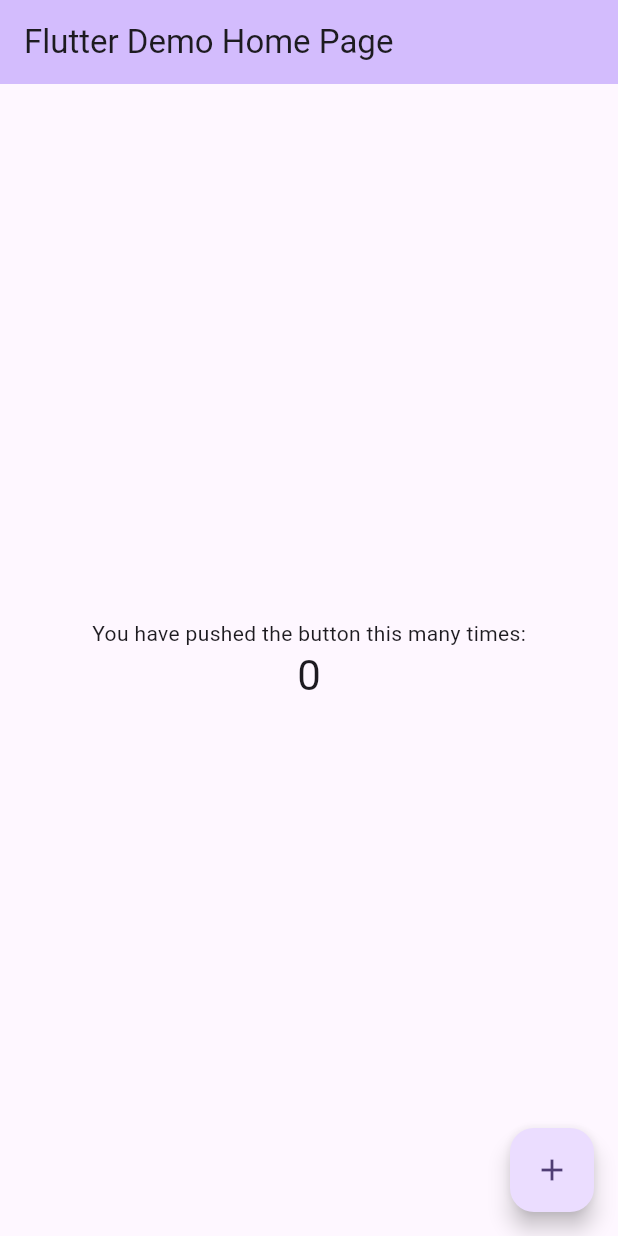
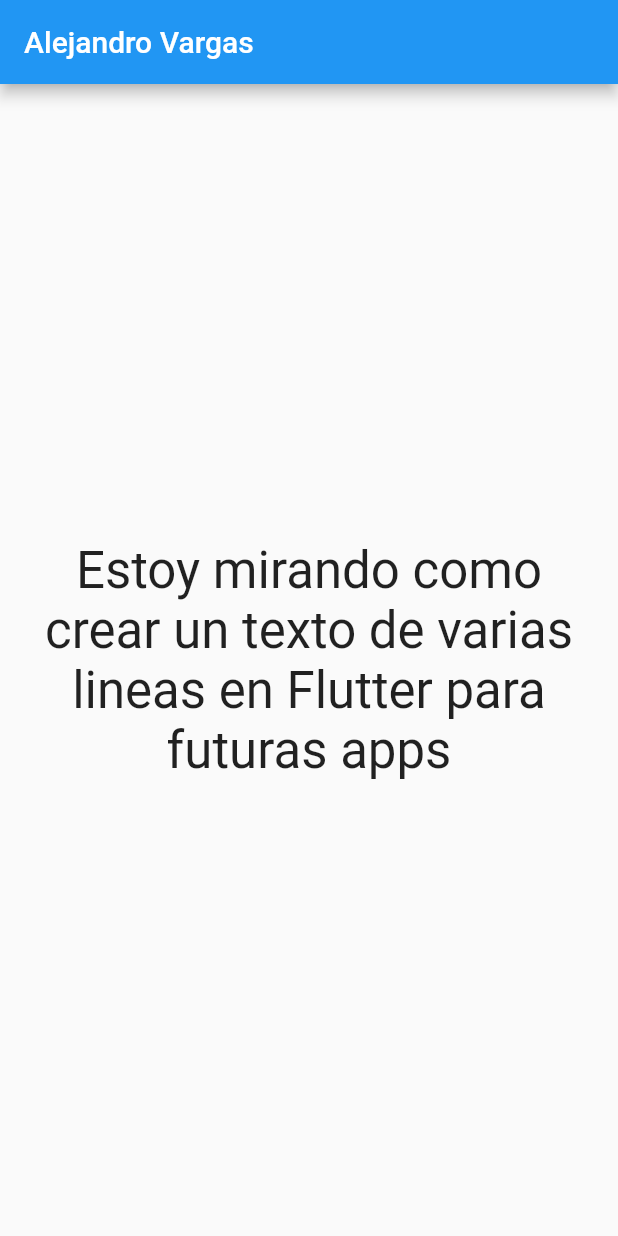
Before and after one commit to Schrei01/FlutterApp, a Flutter app: the screen it shows after launch, on a phone screen of 412 x 824 dp. Run offline on Flutter 3.47's test engine with Material 2 defaults, Android fonts, the phone set to English and light mode, and no system bars.

Commit message:
Creación de carpetas y archivos iniciales

```diff
--- a/flutter_app/lib/main.dart
+++ b/flutter_app/lib/main.dart
@@ -1,125 +1,18 @@
 import 'package:flutter/material.dart';
 
 void main() {
-  runApp(const MyApp());
+  runApp(MaterialApp(
+    home: Scaffold(
+      appBar: AppBar(title: const Text('Alejandro Vargas')),
+      body: const Padding(
+        padding: EdgeInsets.all(8.0),
+        child: Center(
+            child: Text(
+          '''Estoy mirando como crear un texto de varias lineas en Flutter para futuras apps''',
+          textAlign: TextAlign.center,
+          style: TextStyle(fontSize: 34),
+        )),
+      ),
+    ),
+  ));
 }
-
-class MyApp extends StatelessWidget {
-  const MyApp({super.key});
-
-  // This widget is the root of your application.
-  @override
-  Widget build(BuildContext context) {
-    return MaterialApp(
-      title: 'Flutter Demo',
-      theme: ThemeData(
-        // This is the theme of your application.
-        //
-        // TRY THIS: Try running your application with "flutter run". You'll see
-        // the application has a blue toolbar. Then, without quitting the app,
-        // try changing the seedColor in the colorScheme below to Colors.green
-        // and then invoke "hot reload" (save your changes or press the "hot
-        // reload" button in a Flutter-supported IDE, or press "r" if you used
-        // the command line to start the app).
-        //
-        // Notice that the counter didn't reset back to zero; the application
-        // state is not lost during the reload. To reset the state, use hot
-        // restart instead.
-        //
-        // This works for code too, not just values: Most code changes can be
-        // tested with just a hot reload.
-        colorScheme: ColorScheme.fromSeed(seedColor: Colors.deepPurple),
-        useMaterial3: true,
-      ),
-      home: const MyHomePage(title: 'Flutter Demo Home Page'),
-    );
-  }
-}
-
-class MyHomePage extends StatefulWidget {
-  const MyHomePage({super.key, required this.title});
-
-  // This widget is the home page of your application. It is stateful, meaning
-  // that it has a State object (defined below) that contains fields that affect
-  // how it looks.
-
-  // This class is the configuration for the state. It holds the values (in this
-  // case the title) provided by the parent (in this case the App widget) and
-  // used by the build method of the State. Fields in a Widget subclass are
-  // always marked "final".
-
-  final String title;
-
-  @override
-  State<MyHomePage> createState() => _MyHomePageState();
-}
-
-class _MyHomePageState extends State<MyHomePage> {
-  int _counter = 0;
-
-  void _incrementCounter() {
-    setState(() {
-      // This call to setState tells the Flutter framework that something has
-      // changed in this State, which causes it to rerun the build method below
-      // so that the display can reflect the updated values. If we changed
-      // _counter without calling setState(), then the build method would not be
-      // called again, and so nothing would appear to happen.
-      _counter++;
-    });
-  }
-
-  @override
-  Widget build(BuildContext context) {
-    // This method is rerun every time setState is called, for instance as done
-    // by the _incrementCounter method above.
-    //
-    // The Flutter framework has been optimized to make rerunning build methods
-    // fast, so that you can just rebuild anything that needs updating rather
-    // than having to individually change instances of widgets.
-    return Scaffold(
-      appBar: AppBar(
-        // TRY THIS: Try changing the color here to a specific color (to
-        // Colors.amber, perhaps?) and trigger a hot reload to see the AppBar
-        // change color while the other colors stay the same.
-        backgroundColor: Theme.of(context).colorScheme.inversePrimary,
-        // Here we take the value from the MyHomePage object that was created by
-        // the App.build method, and use it to set our appbar title.
-        title: Text(widget.title),
-      ),
-      body: Center(
-        // Center is a layout widget. It takes a single child and positions it
-        // in the middle of the parent.
-        child: Column(
-          // Column is also a layout widget. It takes a list of children and
-          // arranges them vertically. By default, it sizes itself to fit its
-          // children horizontally, and tries to be as tall as its parent.
-          //
-          // Column has various properties to control how it sizes itself and
-          // how it positions its children. Here we use mainAxisAlignment to
-          // center the children vertically; the main axis here is the vertical
-          // axis because Columns are vertical (the cross axis would be
-          // horizontal).
-          //
-          // TRY THIS: Invoke "debug painting" (choose the "Toggle Debug Paint"
-          // action in the IDE, or press "p" in the console), to see the
-          // wireframe for each widget.
-          mainAxisAlignment: MainAxisAlignment.center,
-          children: <Widget>[
-            const Text(
-              'You have pushed the button this many times:',
-            ),
-            Text(
-              '$_counter',
-              style: Theme.of(context).textTheme.headlineMedium,
-            ),
-          ],
-        ),
-      ),
-      floatingActionButton: FloatingActionButton(
-        onPressed: _incrementCounter,
-        tooltip: 'Increment',
-        child: const Icon(Icons.add),
-      ), // This trailing comma makes auto-formatting nicer for build methods.
-    );
-  }
-}
--- a/flutter_app/pubspec.yaml
+++ b/flutter_app/pubspec.yaml
@@ -1,5 +1,5 @@
 name: flutter_app
-description: A new Flutter project.
+description: Una app para el manejo de finanzas personales y de tiendas.
 # The following line prevents the package from being accidentally published to
 # pub.dev using `flutter pub publish`. This is preferred for private packages.
 publish_to: 'none' # Remove this line if you wish to publish to pub.dev
```
Also changed, not shown: flutter_app/lib/app.dart (added), flutter_app/lib/design/color.dart (added), flutter_app/lib/design/radius.dart (added), flutter_app/lib/design/themes.dart (added), flutter_app/lib/pages/home_page.dart (added), 1 other file.
